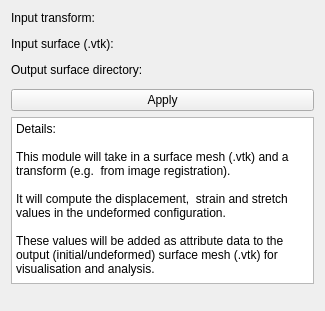
Old version of the form DeformationExtractor/Resources/UI/DeformationExtractor.ui in the repository andy9t7/SlicerDeformationExtractor.
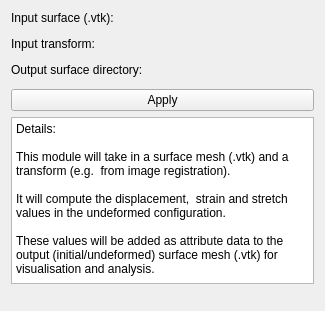
New version of the form. Custom widgets are drawn as their Qt base class.

Diff of the .ui file:
```diff
--- a/DeformationExtractor/Resources/UI/DeformationExtractor.ui
+++ b/DeformationExtractor/Resources/UI/DeformationExtractor.ui
@@ -12,9 +12,9 @@
   </property>
   <layout class="QVBoxLayout" name="verticalLayout">
    <item>
-    <widget class="QLabel" name="inputTransformLabel">
+    <widget class="QLabel" name="inputSurfaceLabel">
      <property name="text">
-      <string>Input transform:</string>
+      <string>Input surface (.vtk):</string>
      </property>
     </widget>
    </item>
@@ -46,9 +46,9 @@
     </widget>
    </item>
    <item>
-    <widget class="QLabel" name="inputSurfaceLabel">
+    <widget class="QLabel" name="inputTransformLabel">
      <property name="text">
-      <string>Input surface (.vtk):</string>
+      <string>Input transform:</string>
      </property>
     </widget>
    </item>
```
